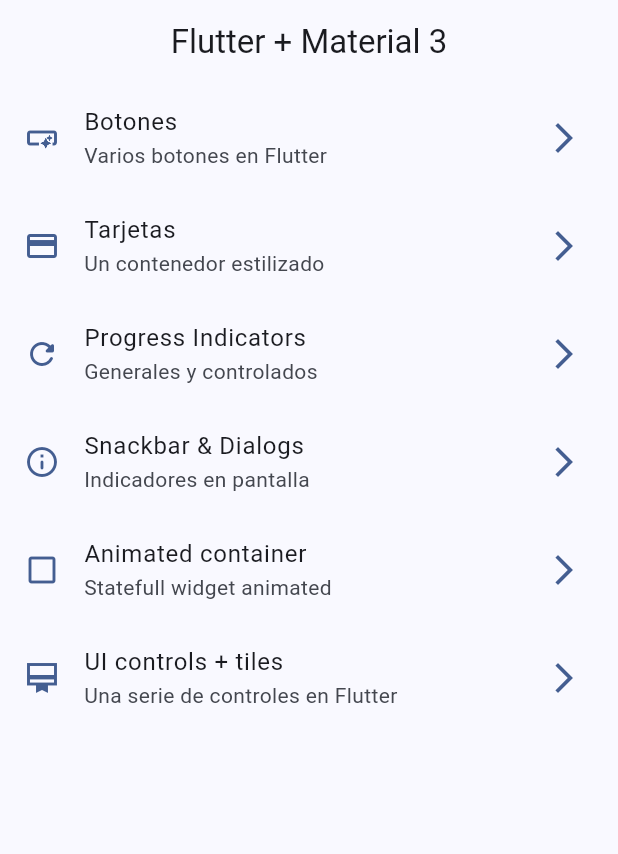
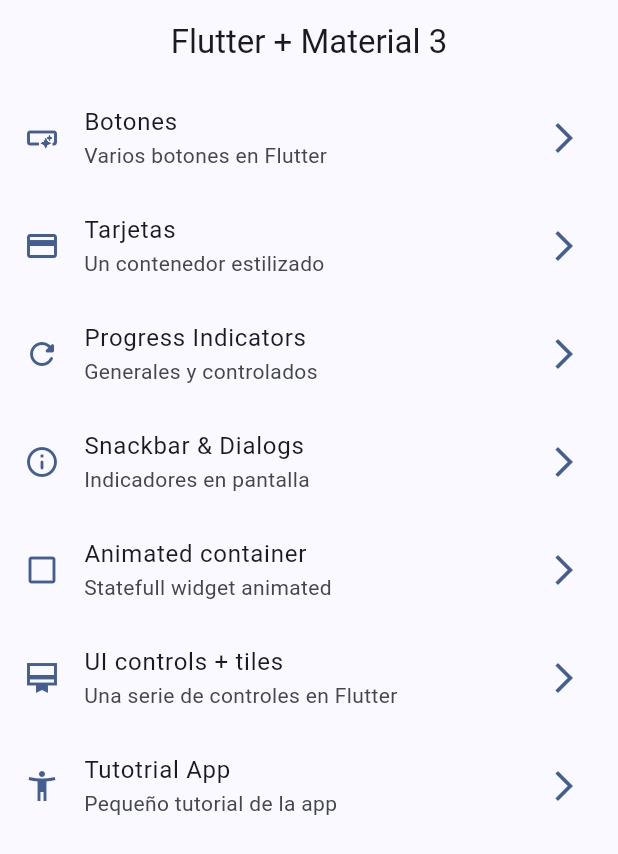
Before and after one commit to JesusDSaavedra/widgets_app, a Flutter app: the screen it shows after launch, on a phone screen of 412 x 824 dp. Shown: the top 854 px of the screen. Run offline on Flutter 3.47's test engine with Material 3 defaults, Android fonts, the phone set to English and light mode, and no system bars; our stand-ins replace go_router.

Commit message:
feat: add App Tutorial screen and update menu and router configuration

```diff
--- a/lib/config/menu/menu_items.dart
+++ b/lib/config/menu/menu_items.dart
@@ -51,4 +51,10 @@ const appMenuItems = <MenuItem>[
     link: '/ui-controls',
     icon: Icons.card_membership_sharp,
   ),
+  MenuItem(
+    title: 'Tutotrial App',
+    subtitle: 'Pequeño tutorial de la app',
+    link: '/tutorial',
+    icon: Icons.accessibility_new_outlined,
+  ),
 ];
--- a/lib/config/router/app_router.dart
+++ b/lib/config/router/app_router.dart
@@ -53,6 +53,13 @@ final GoRouter appRouter = GoRouter(
             return const UiControlsScreen();
           },
         ),
+        GoRoute(
+          name: AppTutorialScreen.name,
+          path: 'tutorial',
+          builder: (BuildContext context, GoRouterState state) {
+            return const AppTutorialScreen();
+          },
+        ),
       ],
     ),
   ],
--- a/lib/presentation/screens/app_tutorial/app_tutorial_screen.dart
+++ b/lib/presentation/screens/app_tutorial/app_tutorial_screen.dart
@@ -6,6 +6,9 @@ class AppTutorialScreen extends StatelessWidget {
 
   @override
   Widget build(BuildContext context) {
-    return const Placeholder();
+    return Scaffold(
+      appBar: AppBar(title: Text('Progress Indicators screen')),
+      body: Placeholder(),
+    );
   }
 }
--- a/pubspec.yaml
+++ b/pubspec.yaml
@@ -1,5 +1,5 @@
 name: widgets_app
-description: "A new Flutter project."
+description: 'A new Flutter project.'
 publish_to: 'none'
 version: 0.1.0
 
@@ -18,3 +18,6 @@ dev_dependencies:
 
 flutter:
   uses-material-design: true
+
+assets:
+  - assets/images/
```
Also changed, not shown: assets/Images/1.png (added), assets/Images/2.png (added), assets/Images/3.png (added), assets/Images/jar-loading.gif (added).
